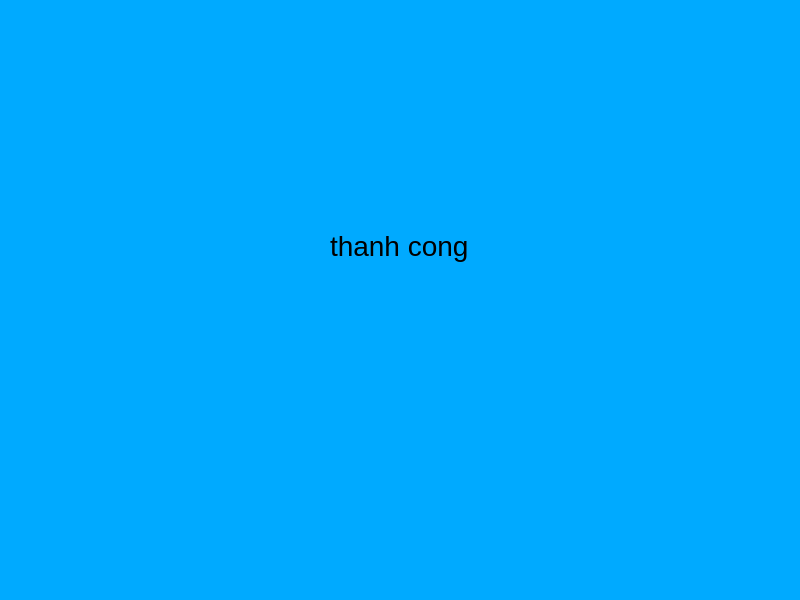
Old version of the form admin.ui in the repository quangtu1042001/CNN.
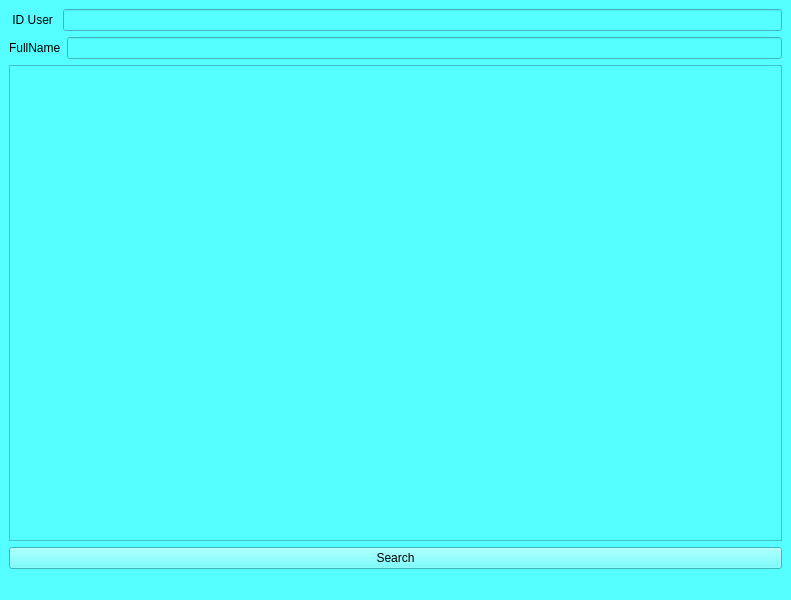
New version of the form.

Commit message: admin show database

```diff
--- a/admin.ui
+++ b/admin.ui
@@ -6,7 +6,7 @@
    <rect>
     <x>0</x>
     <y>0</y>
-    <width>800</width>
+    <width>791</width>
     <height>600</height>
    </rect>
   </property>
@@ -20,27 +20,54 @@
    <string>admin</string>
   </property>
   <property name="styleSheet">
-   <string notr="true">background-color: rgb(0, 170, 255);</string>
+   <string notr="true">background-color: rgb(85, 255, 255);
+</string>
   </property>
   <widget class="QWidget" name="centralwidget">
-   <widget class="QLabel" name="label">
-    <property name="geometry">
-     <rect>
-      <x>330</x>
-      <y>220</y>
-      <width>251</width>
-      <height>51</height>
-     </rect>
-    </property>
-    <property name="font">
-     <font>
-      <pointsize>21</pointsize>
-     </font>
-    </property>
-    <property name="text">
-     <string>thanh cong</string>
-    </property>
-   </widget>
+   <layout class="QVBoxLayout" name="verticalLayout_2">
+    <item>
+     <layout class="QHBoxLayout" name="horizontalLayout">
+      <item>
+       <widget class="QLabel" name="label">
+        <property name="text">
+         <string> ID User </string>
+        </property>
+       </widget>
+      </item>
+      <item>
+       <widget class="QLineEdit" name="idSearch"/>
+      </item>
+     </layout>
+    </item>
+    <item>
+     <layout class="QHBoxLayout" name="horizontalLayout_2">
+      <item>
+       <widget class="QLabel" name="label_2">
+        <property name="text">
+         <string>FullName</string>
+        </property>
+       </widget>
+      </item>
+      <item>
+       <widget class="QLineEdit" name="nameSearch"/>
+      </item>
+     </layout>
+    </item>
+    <item>
+     <layout class="QVBoxLayout" name="verticalLayout">
+      <item>
+       <widget class="QTableWidget" name="tableData"/>
+      </item>
+      <item>
+       <widget class="QPushButton" name="searchData">
+        <property name="text">
+         <string>Search</string>
+        </property>
+       </widget>
+      </item>
+     </layout>
+    </item>
+   </layout>
   </widget>
   <widget class="QMenuBar" name="menubar">
    <property name="geometry">
```
Left out of the diff: 2 changed lines with no effect on the pictures. The commit also changes 5 other files.
